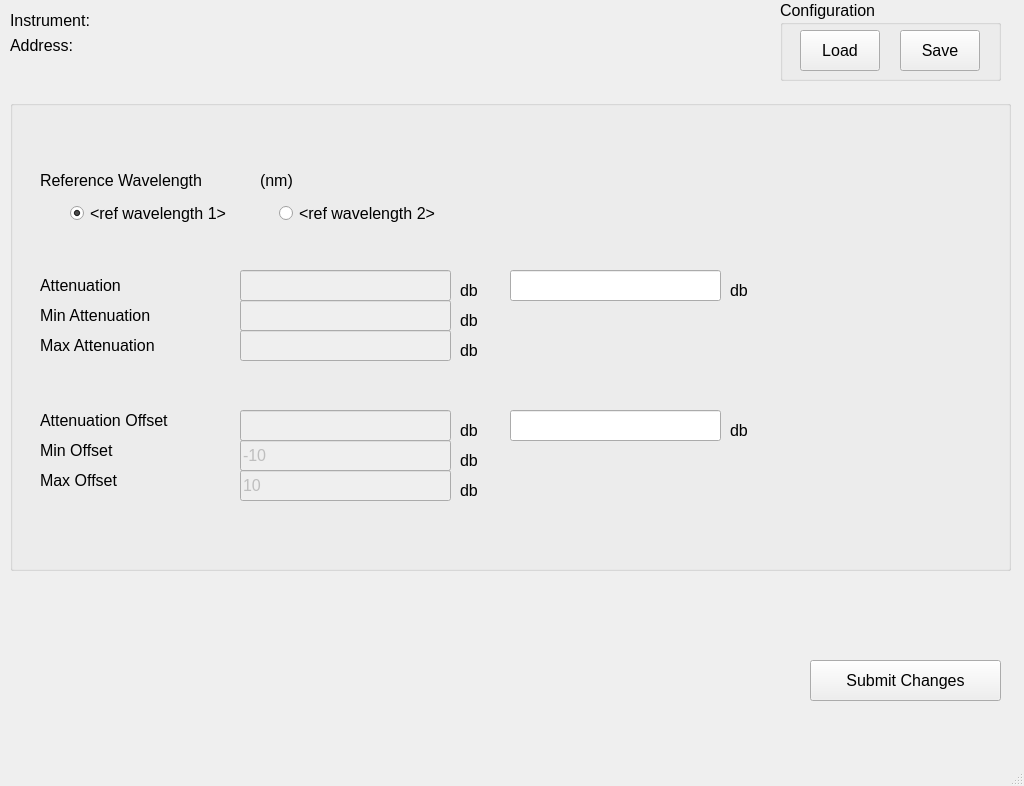
The window that src/Device_Config_Windows/ConfigOSICS_ATN.ui (shattered97/OSICS_Interface) describes before a commit, drawn with Qt 5.
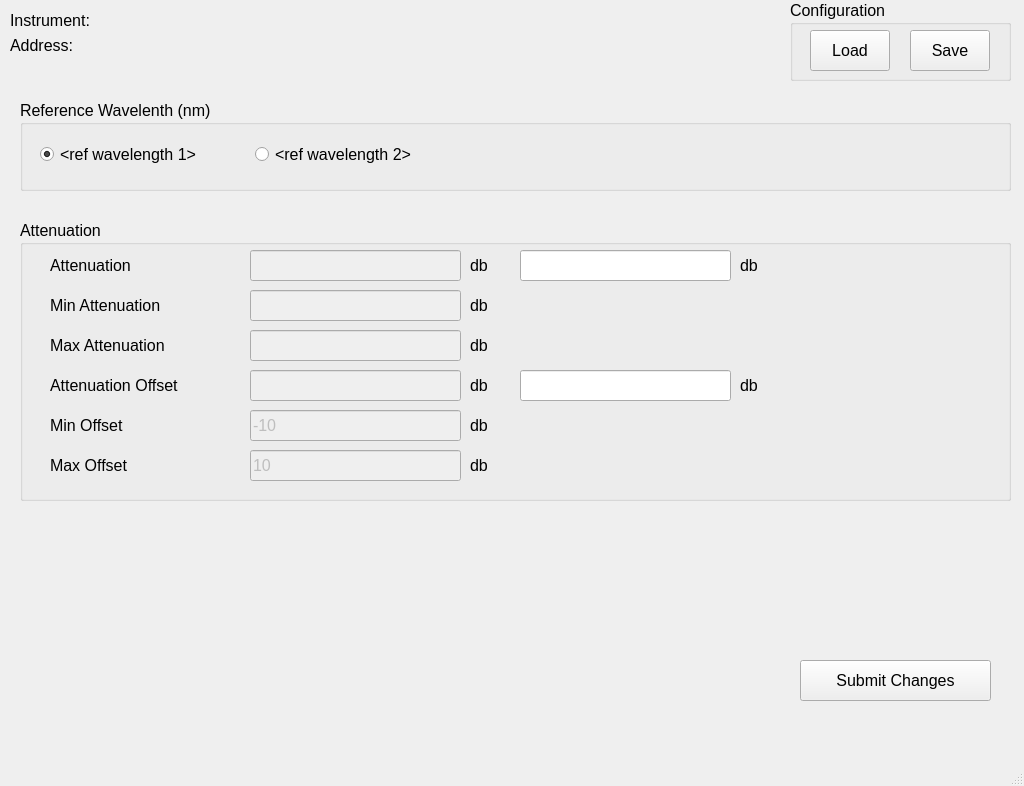
The same window after the commit.

The edit to the form file:
```diff
--- a/src/Device_Config_Windows/ConfigOSICS_ATN.ui
+++ b/src/Device_Config_Windows/ConfigOSICS_ATN.ui
@@ -23,7 +23,7 @@
    <widget class="QGroupBox" name="groupBox_3">
     <property name="geometry">
      <rect>
-      <x>780</x>
+      <x>790</x>
       <y>0</y>
       <width>221</width>
       <height>81</height>
@@ -103,7 +103,7 @@
    <widget class="QPushButton" name="saveChangesButton">
     <property name="geometry">
      <rect>
-      <x>810</x>
+      <x>800</x>
       <y>660</y>
       <width>191</width>
       <height>41</height>
@@ -121,10 +121,10 @@
    <widget class="QGroupBox" name="groupBox_2">
     <property name="geometry">
      <rect>
-      <x>10</x>
+      <x>20</x>
       <y>100</y>
-      <width>1001</width>
-      <height>471</height>
+      <width>991</width>
+      <height>91</height>
      </rect>
     </property>
     <property name="font">
@@ -133,51 +133,15 @@
      </font>
     </property>
     <property name="title">
-     <string/>
+     <string>Reference Wavelenth (nm)</string>
     </property>
-    <widget class="QLabel" name="refWavelengthUnitLabel">
-     <property name="geometry">
-      <rect>
-       <x>250</x>
-       <y>70</y>
-       <width>181</width>
-       <height>21</height>
-      </rect>
-     </property>
-     <property name="font">
-      <font>
-       <pointsize>12</pointsize>
-      </font>
-     </property>
-     <property name="text">
-      <string>(nm)</string>
-     </property>
-    </widget>
-    <widget class="QLabel" name="label_8">
-     <property name="geometry">
-      <rect>
-       <x>30</x>
-       <y>70</y>
-       <width>201</width>
-       <height>21</height>
-      </rect>
-     </property>
-     <property name="font">
-      <font>
-       <pointsize>12</pointsize>
-      </font>
-     </property>
-     <property name="text">
-      <string>Reference Wavelength</string>
-     </property>
-    </widget>
     <widget class="QWidget" name="layoutWidget">
      <property name="geometry">
       <rect>
-       <x>60</x>
-       <y>100</y>
-       <width>411</width>
-       <height>28</height>
+       <x>20</x>
+       <y>40</y>
+       <width>423</width>
+       <height>30</height>
       </rect>
      </property>
      <layout class="QHBoxLayout" name="horizontalLayout">
@@ -216,13 +180,31 @@
       </item>
      </layout>
     </widget>
-    <widget class="QLabel" name="powerUnitEditLabel_2">
+   </widget>
+   <widget class="QGroupBox" name="groupBox_4">
+    <property name="geometry">
+     <rect>
+      <x>20</x>
+      <y>220</y>
+      <width>991</width>
+      <height>281</height>
+     </rect>
+    </property>
+    <property name="font">
+     <font>
+      <pointsize>12</pointsize>
+     </font>
+    </property>
+    <property name="title">
+     <string>Attenuation</string>
+    </property>
+    <widget class="QLabel" name="powerUnitEditLabel">
      <property name="geometry">
       <rect>
        <x>720</x>
-       <y>320</y>
+       <y>30</y>
        <width>81</width>
-       <height>21</height>
+       <height>31</height>
       </rect>
      </property>
      <property name="font">
@@ -234,13 +216,277 @@
       <string>db</string>
      </property>
     </widget>
+    <widget class="QLabel" name="label_26">
+     <property name="geometry">
+      <rect>
+       <x>30</x>
+       <y>70</y>
+       <width>201</width>
+       <height>31</height>
+      </rect>
+     </property>
+     <property name="font">
+      <font>
+       <pointsize>12</pointsize>
+      </font>
+     </property>
+     <property name="text">
+      <string>Min Attenuation</string>
+     </property>
+    </widget>
+    <widget class="QLineEdit" name="attenuationEdit">
+     <property name="enabled">
+      <bool>true</bool>
+     </property>
+     <property name="geometry">
+      <rect>
+       <x>500</x>
+       <y>30</y>
+       <width>211</width>
+       <height>31</height>
+      </rect>
+     </property>
+     <property name="font">
+      <font>
+       <pointsize>12</pointsize>
+      </font>
+     </property>
+    </widget>
+    <widget class="QLabel" name="minPowerDisplayUnitLabel">
+     <property name="geometry">
+      <rect>
+       <x>450</x>
+       <y>70</y>
+       <width>61</width>
+       <height>31</height>
+      </rect>
+     </property>
+     <property name="font">
+      <font>
+       <pointsize>12</pointsize>
+      </font>
+     </property>
+     <property name="text">
+      <string>db</string>
+     </property>
+    </widget>
+    <widget class="QLineEdit" name="minAttenuationDisplay">
+     <property name="enabled">
+      <bool>false</bool>
+     </property>
+     <property name="geometry">
+      <rect>
+       <x>230</x>
+       <y>70</y>
+       <width>211</width>
+       <height>31</height>
+      </rect>
+     </property>
+     <property name="font">
+      <font>
+       <pointsize>12</pointsize>
+      </font>
+     </property>
+    </widget>
+    <widget class="QLabel" name="powerDisplayUnitLabel">
+     <property name="geometry">
+      <rect>
+       <x>450</x>
+       <y>30</y>
+       <width>61</width>
+       <height>31</height>
+      </rect>
+     </property>
+     <property name="font">
+      <font>
+       <pointsize>12</pointsize>
+      </font>
+     </property>
+     <property name="text">
+      <string>db</string>
+     </property>
+    </widget>
+    <widget class="QLineEdit" name="attenuationDisplay">
+     <property name="enabled">
+      <bool>false</bool>
+     </property>
+     <property name="geometry">
+      <rect>
+       <x>230</x>
+       <y>30</y>
+       <width>211</width>
+       <height>31</height>
+      </rect>
+     </property>
+     <property name="font">
+      <font>
+       <pointsize>12</pointsize>
+      </font>
+     </property>
+     <property name="styleSheet">
+      <string notr="true"/>
+     </property>
+    </widget>
+    <widget class="QLabel" name="maxPowerDisplayUnitLabel">
+     <property name="geometry">
+      <rect>
+       <x>450</x>
+       <y>110</y>
+       <width>61</width>
+       <height>31</height>
+      </rect>
+     </property>
+     <property name="font">
+      <font>
+       <pointsize>12</pointsize>
+      </font>
+     </property>
+     <property name="text">
+      <string>db</string>
+     </property>
+    </widget>
+    <widget class="QLabel" name="label_3">
+     <property name="geometry">
+      <rect>
+       <x>30</x>
+       <y>30</y>
+       <width>201</width>
+       <height>31</height>
+      </rect>
+     </property>
+     <property name="font">
+      <font>
+       <pointsize>12</pointsize>
+      </font>
+     </property>
+     <property name="text">
+      <string>Attenuation</string>
+     </property>
+    </widget>
+    <widget class="QLabel" name="label_25">
+     <property name="geometry">
+      <rect>
+       <x>30</x>
+       <y>110</y>
+       <width>201</width>
+       <height>31</height>
+      </rect>
+     </property>
+     <property name="font">
+      <font>
+       <pointsize>12</pointsize>
+      </font>
+     </property>
+     <property name="styleSheet">
+      <string notr="true"/>
+     </property>
+     <property name="text">
+      <string>Max Attenuation</string>
+     </property>
+    </widget>
+    <widget class="QLineEdit" name="maxAttenuationDisplay">
+     <property name="enabled">
+      <bool>false</bool>
+     </property>
+     <property name="geometry">
+      <rect>
+       <x>230</x>
+       <y>110</y>
+       <width>211</width>
+       <height>31</height>
+      </rect>
+     </property>
+     <property name="font">
+      <font>
+       <pointsize>12</pointsize>
+      </font>
+     </property>
+    </widget>
+    <widget class="QLabel" name="maxPowerDisplayUnitLabel_2">
+     <property name="geometry">
+      <rect>
+       <x>450</x>
+       <y>230</y>
+       <width>61</width>
+       <height>31</height>
+      </rect>
+     </property>
+     <property name="font">
+      <font>
+       <pointsize>12</pointsize>
+      </font>
+     </property>
+     <property name="text">
+      <string>db</string>
+     </property>
+    </widget>
+    <widget class="QLabel" name="minPowerDisplayUnitLabel_2">
+     <property name="geometry">
+      <rect>
+       <x>450</x>
+       <y>190</y>
+       <width>61</width>
+       <height>31</height>
+      </rect>
+     </property>
+     <property name="font">
+      <font>
+       <pointsize>12</pointsize>
+      </font>
+     </property>
+     <property name="text">
+      <string>db</string>
+     </property>
+    </widget>
+    <widget class="QLineEdit" name="maxAttenuationOffsetDisplay">
+     <property name="enabled">
+      <bool>false</bool>
+     </property>
+     <property name="geometry">
+      <rect>
+       <x>230</x>
+       <y>230</y>
+       <width>211</width>
+       <height>31</height>
+      </rect>
+     </property>
+     <property name="font">
+      <font>
+       <pointsize>12</pointsize>
+      </font>
+     </property>
+     <property name="text">
+      <string>10</string>
+     </property>
+    </widget>
+    <widget class="QLabel" name="label_27">
+     <property name="geometry">
+      <rect>
+       <x>30</x>
+       <y>150</y>
+       <width>201</width>
+       <height>31</height>
+      </rect>
+     </property>
+     <property name="font">
+      <font>
+       <pointsize>12</pointsize>
+      </font>
+     </property>
+     <property name="styleSheet">
+      <string notr="true"/>
+     </property>
+     <property name="text">
+      <string>Attenuation Offset</string>
+     </property>
+    </widget>
     <widget class="QLabel" name="label_29">
      <property name="geometry">
       <rect>
        <x>30</x>
-       <y>370</y>
+       <y>230</y>
        <width>201</width>
-       <height>21</height>
+       <height>31</height>
       </rect>
      </property>
      <property name="font">
@@ -259,9 +505,9 @@
      <property name="geometry">
       <rect>
        <x>30</x>
-       <y>340</y>
+       <y>190</y>
        <width>201</width>
-       <height>21</height>
+       <height>31</height>
       </rect>
      </property>
      <property name="font">
@@ -276,52 +522,13 @@
       <string>Min Offset</string>
      </property>
     </widget>
-    <widget class="QLineEdit" name="maxAttenuationOffsetDisplay">
-     <property name="enabled">
-      <bool>false</bool>
-     </property>
+    <widget class="QLabel" name="powerUnitEditLabel_2">
      <property name="geometry">
       <rect>
-       <x>230</x>
-       <y>370</y>
-       <width>211</width>
+       <x>720</x>
+       <y>150</y>
+       <width>81</width>
        <height>31</height>
-      </rect>
-     </property>
-     <property name="font">
-      <font>
-       <pointsize>12</pointsize>
-      </font>
-     </property>
-     <property name="text">
-      <string>10</string>
-     </property>
-    </widget>
-    <widget class="QLineEdit" name="attenuationOffsetEdit">
-     <property name="enabled">
-      <bool>true</bool>
-     </property>
-     <property name="geometry">
-      <rect>
-       <x>500</x>
-       <y>310</y>
-       <width>211</width>
-       <height>31</height>
-      </rect>
-     </property>
-     <property name="font">
-      <font>
-       <pointsize>12</pointsize>
-      </font>
-     </property>
-    </widget>
-    <widget class="QLabel" name="maxPowerDisplayUnitLabel_2">
-     <property name="geometry">
-      <rect>
-       <x>450</x>
-       <y>380</y>
-       <width>61</width>
-       <height>21</height>
       </rect>
      </property>
      <property name="font">
@@ -340,7 +547,7 @@
      <property name="geometry">
       <rect>
        <x>230</x>
-       <y>340</y>
+       <y>190</y>
        <width>211</width>
        <height>31</height>
       </rect>
@@ -354,6 +561,24 @@
       <string>-10</string>
      </property>
     </widget>
+    <widget class="QLineEdit" name="attenuationOffsetEdit">
+     <property name="enabled">
+      <bool>true</bool>
+     </property>
+     <property name="geometry">
+      <rect>
+       <x>500</x>
+       <y>150</y>
+       <width>211</width>
+       <height>31</height>
+      </rect>
+     </property>
+     <property name="font">
+      <font>
+       <pointsize>12</pointsize>
+      </font>
+     </property>
+    </widget>
     <widget class="QLineEdit" name="attenuationOffsetDisplay">
      <property name="enabled">
       <bool>false</bool>
@@ -361,7 +586,7 @@
      <property name="geometry">
       <rect>
        <x>230</x>
-       <y>310</y>
+       <y>150</y>
        <width>211</width>
        <height>31</height>
       </rect>
@@ -372,90 +597,12 @@
       </font>
      </property>
     </widget>
-    <widget class="QLabel" name="minPowerDisplayUnitLabel_2">
-     <property name="geometry">
-      <rect>
-       <x>450</x>
-       <y>350</y>
-       <width>61</width>
-       <height>21</height>
-      </rect>
-     </property>
-     <property name="font">
-      <font>
-       <pointsize>12</pointsize>
-      </font>
-     </property>
-     <property name="text">
-      <string>db</string>
-     </property>
-    </widget>
     <widget class="QLabel" name="powerDisplayUnitLabel_2">
      <property name="geometry">
       <rect>
        <x>450</x>
-       <y>320</y>
+       <y>150</y>
        <width>61</width>
-       <height>21</height>
-      </rect>
-     </property>
-     <property name="font">
-      <font>
-       <pointsize>12</pointsize>
-      </font>
-     </property>
-     <property name="text">
-      <string>db</string>
-     </property>
-    </widget>
-    <widget class="QLabel" name="label_27">
-     <property name="geometry">
-      <rect>
-       <x>30</x>
-       <y>310</y>
-       <width>201</width>
-       <height>21</height>
-      </rect>
-     </property>
-     <property name="font">
-      <font>
-       <pointsize>12</pointsize>
-      </font>
-     </property>
-     <property name="styleSheet">
-      <string notr="true"/>
-     </property>
-     <property name="text">
-      <string>Attenuation Offset</string>
-     </property>
-    </widget>
-    <widget class="QLabel" name="powerUnitEditLabel">
-     <property name="geometry">
-      <rect>
-       <x>720</x>
-       <y>180</y>
-       <width>81</width>
-       <height>21</height>
-      </rect>
-     </property>
-     <property name="font">
-      <font>
-       <pointsize>12</pointsize>
-      </font>
-     </property>
-     <property name="text">
-      <string>db</string>
-     </property>
-    </widget>
-    <widget class="QLineEdit" name="attenuationDisplay">
-     <property name="enabled">
-      <bool>false</bool>
-     </property>
-     <property name="geometry">
-      <rect>
-       <x>230</x>
-       <y>170</y>
-       <width>211</width>
        <height>31</height>
       </rect>
      </property>
@@ -464,175 +611,10 @@
        <pointsize>12</pointsize>
       </font>
      </property>
-     <property name="styleSheet">
-      <string notr="true"/>
-     </property>
-    </widget>
-    <widget class="QLabel" name="minPowerDisplayUnitLabel">
-     <property name="geometry">
-      <rect>
-       <x>450</x>
-       <y>210</y>
-       <width>61</width>
-       <height>21</height>
-      </rect>
-     </property>
-     <property name="font">
-      <font>
-       <pointsize>12</pointsize>
-      </font>
-     </property>
      <property name="text">
       <string>db</string>
      </property>
     </widget>
-    <widget class="QLabel" name="powerDisplayUnitLabel">
-     <property name="geometry">
-      <rect>
-       <x>450</x>
-       <y>180</y>
-       <width>61</width>
-       <height>21</height>
-      </rect>
-     </property>
-     <property name="font">
-      <font>
-       <pointsize>12</pointsize>
-      </font>
-     </property>
-     <property name="text">
-      <string>db</string>
-     </property>
-    </widget>
-    <widget class="QLabel" name="label_25">
-     <property name="geometry">
-      <rect>
-       <x>30</x>
-       <y>235</y>
-       <width>201</width>
-       <height>21</height>
-      </rect>
-     </property>
-     <property name="font">
-      <font>
-       <pointsize>12</pointsize>
-      </font>
-     </property>
-     <property name="styleSheet">
-      <string notr="true"/>
-     </property>
-     <property name="text">
-      <string>Max Attenuation</string>
-     </property>
-    </widget>
-    <widget class="QLabel" name="label_26">
-     <property name="geometry">
-      <rect>
-       <x>30</x>
-       <y>205</y>
-       <width>201</width>
-       <height>21</height>
-      </rect>
-     </property>
-     <property name="font">
-      <font>
-       <pointsize>12</pointsize>
-      </font>
-     </property>
-     <property name="text">
-      <string>Min Attenuation</string>
-     </property>
-    </widget>
-    <widget class="QLineEdit" name="maxAttenuationDisplay">
-     <property name="enabled">
-      <bool>false</bool>
-     </property>
-     <property name="geometry">
-      <rect>
-       <x>230</x>
-       <y>230</y>
-       <width>211</width>
-       <height>31</height>
-      </rect>
-     </property>
-     <property name="font">
-      <font>
-       <pointsize>12</pointsize>
-      </font>
-     </property>
-    </widget>
-    <widget class="QLineEdit" name="attenuationEdit">
-     <property name="enabled">
-      <bool>true</bool>
-     </property>
-     <property name="geometry">
-      <rect>
-       <x>500</x>
-       <y>170</y>
-       <width>211</width>
-       <height>31</height>
-      </rect>
-     </property>
-     <property name="font">
-      <font>
-       <pointsize>12</pointsize>
-      </font>
-     </property>
-    </widget>
-    <widget class="QLabel" name="label_3">
-     <property name="geometry">
-      <rect>
-       <x>30</x>
-       <y>175</y>
-       <width>201</width>
-       <height>21</height>
-      </rect>
-     </property>
-     <property name="font">
-      <font>
-       <pointsize>12</pointsize>
-      </font>
-     </property>
-     <property name="text">
-      <string>Attenuation</string>
-     </property>
-    </widget>
-    <widget class="QLabel" name="maxPowerDisplayUnitLabel">
-     <property name="geometry">
-      <rect>
-       <x>450</x>
-       <y>240</y>
-       <width>61</width>
-       <height>21</height>
-      </rect>
-     </property>
-     <property name="font">
-      <font>
-       <pointsize>12</pointsize>
-      </font>
-     </property>
-     <property name="text">
-      <string>db</string>
-     </property>
-    </widget>
-    <widget class="QLineEdit" name="minAttenuationDisplay">
-     <property name="enabled">
-      <bool>false</bool>
-     </property>
-     <property name="geometry">
-      <rect>
-       <x>230</x>
-       <y>200</y>
-       <width>211</width>
-       <height>31</height>
-      </rect>
-     </property>
-     <property name="font">
-      <font>
-       <pointsize>12</pointsize>
-      </font>
-     </property>
-    </widget>
    </widget>
   </widget>
   <widget class="QMenuBar" name="menubar">
```
Left out of the diff: 6 changed lines with no effect on the pictures.
